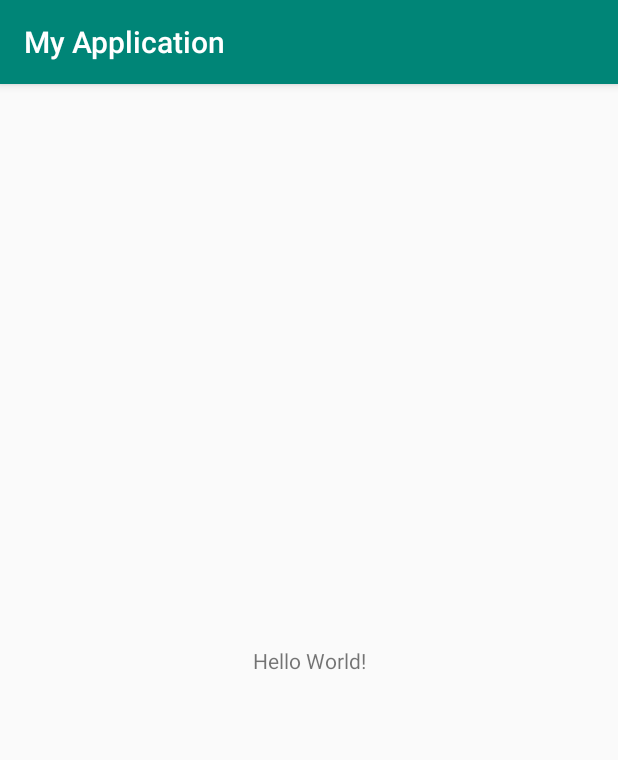
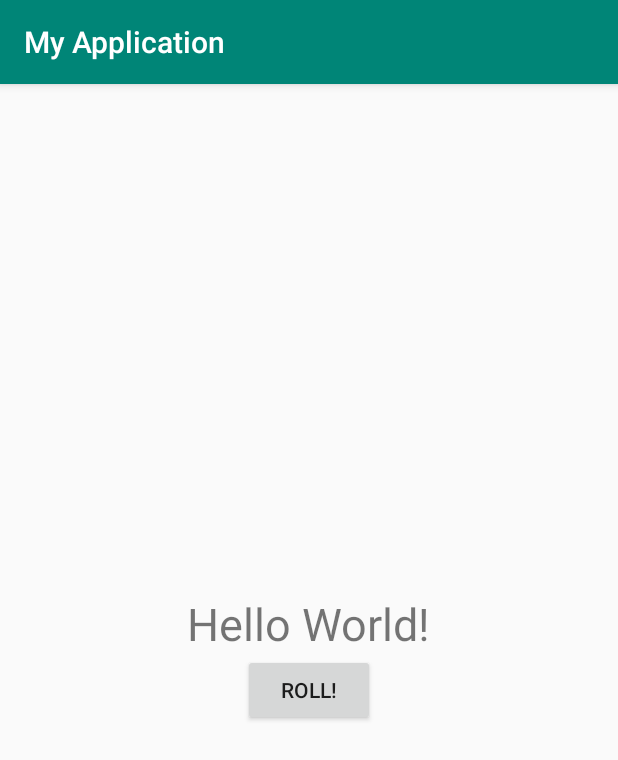
Before and after one commit to Jongkw/MyApplication, an Android app: the screen it shows after launch (MainActivity), on a phone screen of 412 x 824 dp. Shown: the top 760 px of the screen. Run offline under Robolectric (Android 15) with nearby library versions, the phone set to English and light mode, and no system bars.

Commit message:
first_commit

```diff
--- a/app/src/main/java/com/example/myapplication/MainActivity.kt
+++ b/app/src/main/java/com/example/myapplication/MainActivity.kt
@@ -2,11 +2,26 @@ package com.example.myapplication
 
 import androidx.appcompat.app.AppCompatActivity
 import android.os.Bundle
+import android.widget.Button
+import android.widget.TextView
+import android.widget.Toast
 
 class MainActivity : AppCompatActivity() {
 
     override fun onCreate(savedInstanceState: Bundle?) {
         super.onCreate(savedInstanceState)
         setContentView(R.layout.activity_main)
+
+        val rollButton: Button = findViewById(R.id.roll_button)
+        rollButton.setOnClickListener { rollDice() }
+    }
+
+    private fun rollDice(){
+        val resultText: TextView = findViewById(R.id.roll_text)
+        val randomInt = (1..6).random()
+        resultText.text = randomInt.toString()
+
+        Toast.makeText(this, "button clicked",
+            Toast.LENGTH_SHORT).show()
     }
 }
--- a/app/src/main/res/layout/activity_main.xml
+++ b/app/src/main/res/layout/activity_main.xml
@@ -1,18 +1,27 @@
 <?xml version="1.0" encoding="utf-8"?>
-<androidx.constraintlayout.widget.ConstraintLayout xmlns:android="http://schemas.android.com/apk/res/android"
+<LinearLayout
+    xmlns:android="http://schemas.android.com/apk/res/android"
     xmlns:app="http://schemas.android.com/apk/res-auto"
     xmlns:tools="http://schemas.android.com/tools"
     android:layout_width="match_parent"
-    android:layout_height="match_parent"
+    android:layout_height="wrap_content"
+    android:orientation="vertical"
+    android:layout_gravity="center_vertical"
     tools:context=".MainActivity">
 
     <TextView
+        android:id="@+id/roll_text"
         android:layout_width="wrap_content"
         android:layout_height="wrap_content"
+        android:layout_gravity="center_horizontal"
         android:text="Hello World!"
-        app:layout_constraintBottom_toBottomOf="parent"
-        app:layout_constraintLeft_toLeftOf="parent"
-        app:layout_constraintRight_toRightOf="parent"
-        app:layout_constraintTop_toTopOf="parent" />
+        android:textSize="30sp" />
 
-</androidx.constraintlayout.widget.ConstraintLayout>
+    <Button
+        android:id="@+id/roll_button"
+        android:layout_gravity="center_horizontal"
+        android:layout_width="wrap_content"
+        android:layout_height="wrap_content"
+        android:text="@string/roll_label" />
+
+</LinearLayout>
--- a/app/src/main/res/values/strings.xml
+++ b/app/src/main/res/values/strings.xml
@@ -1,3 +1,4 @@
 <resources>
     <string name="app_name">My Application</string>
+    <string name="roll_label">Roll!</string>
 </resources>
```
